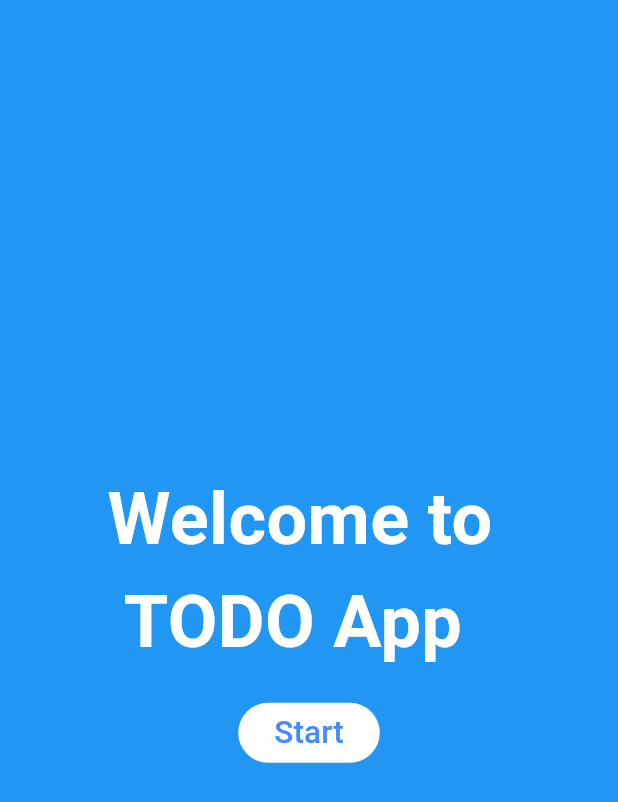
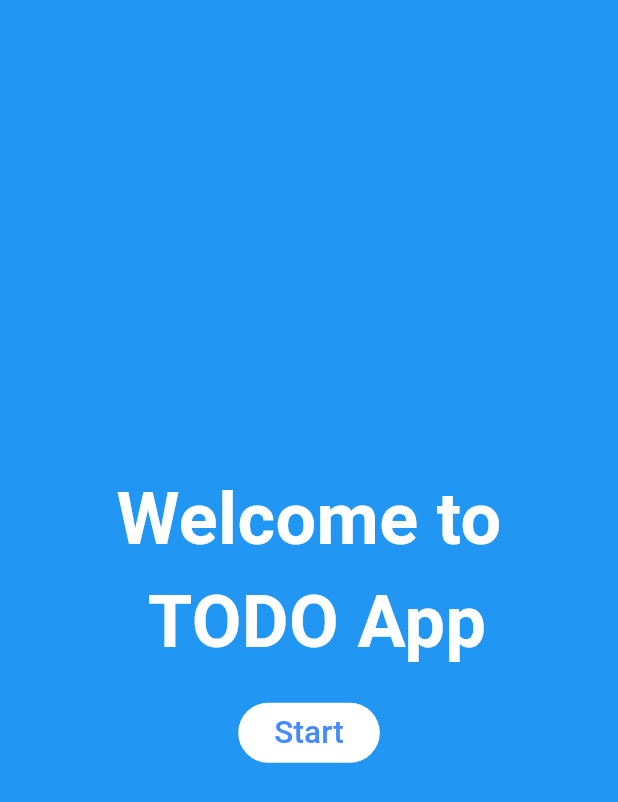
Before and after one commit to victorfat/to-do-app, a Flutter app: the TodoSplashScreen screen opened directly, on a phone screen of 412 x 824 dp. Shown: the top 802 px of the screen. Run offline on Flutter 3.47's test engine with Material 3 defaults, Android fonts, the phone set to English and light mode, and no system bars.

Commit message:
UI screen for the Todo Updated

```diff
--- a/lib/main.dart
+++ b/lib/main.dart
@@ -1,6 +1,5 @@
 import 'package:flutter/material.dart';
 import 'package:myapp/screens/choice_screen.dart';
-import 'package:myapp/screens/todo_splash_screen.dart';
 
 void main() => runApp(MyApp());
 
--- a/lib/screens/todo_splash_screen.dart
+++ b/lib/screens/todo_splash_screen.dart
@@ -12,26 +12,31 @@ class TodoSplashScreen extends StatelessWidget {
         child: Column(
           mainAxisAlignment: MainAxisAlignment.center,
           children: [
-            Text('Welcome to \n TODO App',
-            style: TextStyle(
-              fontSize: 48,
-              fontWeight: FontWeight.bold,
-              color: Colors.white
-            ),),
-            SizedBox(
-              height: 15,
+            Text(
+              'Welcome to \n TODO App',
+              textAlign: TextAlign.center,
+              style: TextStyle(
+                fontSize: 48,
+                fontWeight: FontWeight.bold,
+                color: Colors.white,
+              ),
             ),
+            SizedBox(height: 15),
             FilledButton(
               style: ButtonStyle(
-                backgroundColor: WidgetStatePropertyAll(Colors.white)
+                backgroundColor: WidgetStatePropertyAll(Colors.white),
               ),
-              onPressed: (){
-                Navigator.push(context, MaterialPageRoute(builder: (context) => TodoScreen()) );
-              }, child: Text('Start',
-            style: TextStyle(
-              fontSize: 21,
-              color: Colors.blueAccent
-            ),))
+              onPressed: () {
+                Navigator.push(
+                  context,
+                  MaterialPageRoute(builder: (context) => TodoScreen()),
+                );
+              },
+              child: Text(
+                'Start',
+                style: TextStyle(fontSize: 21, color: Colors.blueAccent),
+              ),
+            ),
           ],
         ),
       ),
```
Also changed, not shown: lib/screens/todo_screen.dart (+10 -1 lines).
